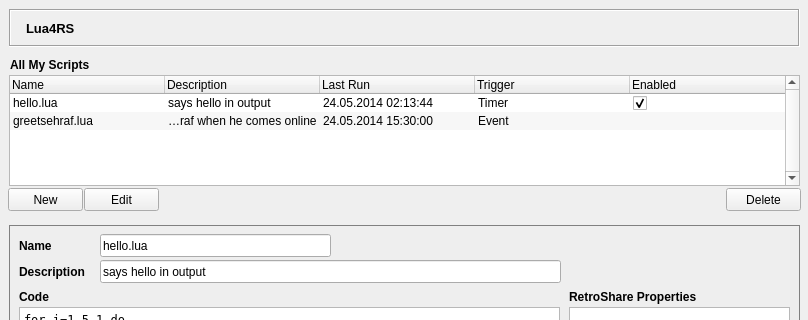
RetroShare/Lua4RS, file Lua4RSWidget.ui: the form before one commit; both pictures show x 0 to 808 and y 0 to 320 of the 808 by 775 pixel window.
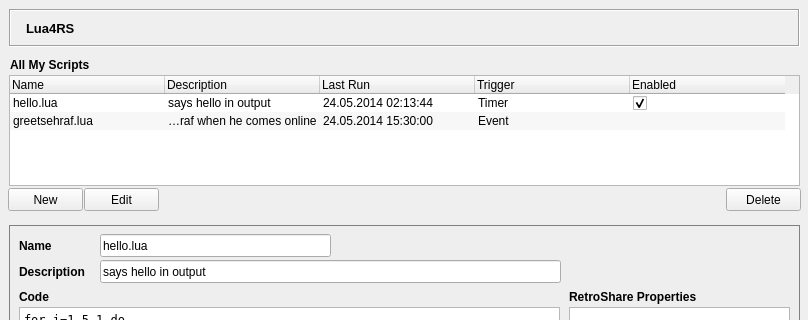
The form after the commit. Icons and pictures are not drawn.

Commit message: LuaConfig drafted

What changed in the file:
```diff
--- a/Lua4RSWidget.ui
+++ b/Lua4RSWidget.ui
@@ -41,7 +41,7 @@
     <number>0</number>
    </property>
    <property name="verticalScrollBarPolicy">
-    <enum>Qt::ScrollBarAlwaysOn</enum>
+    <enum>Qt::ScrollBarAsNeeded</enum>
    </property>
    <property name="editTriggers">
     <set>QAbstractItemView::NoEditTriggers</set>
```
The commit also changes 1 other file.
